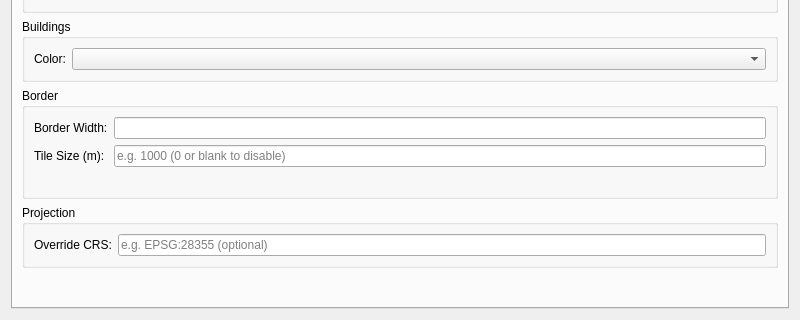
Before: the Qt Designer form src/gui/config_editor.ui in Trailblaze-Software/Blaze, drawn with Qt 5; both pictures show x 0 to 800 and y 280 to 600 of the 800 by 600 pixel window.
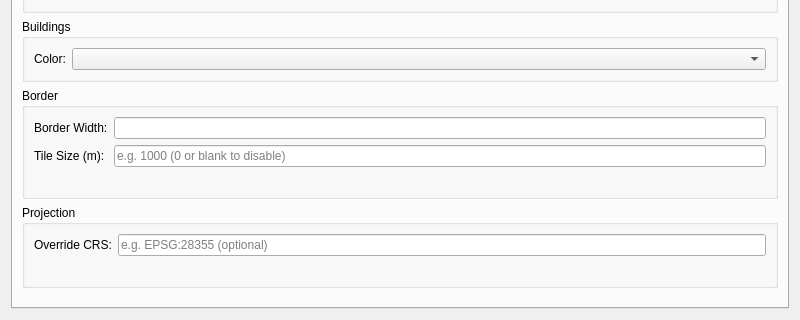
After: the same form once the commit is applied. The open tabs and pages were chosen to show the change.

```diff
--- a/src/gui/config_editor.ui
+++ b/src/gui/config_editor.ui
@@ -488,6 +488,16 @@
                             </property>
                         </widget>
                     </item>
+                    <item row="1" column="0" colspan="2">
+                        <widget class="QLabel" name="override_crs_status">
+                            <property name="text">
+                                <string/>
+                            </property>
+                            <property name="wordWrap">
+                                <bool>true</bool>
+                            </property>
+                        </widget>
+                    </item>
                 </layout>
             </widget>
         </item>
```
